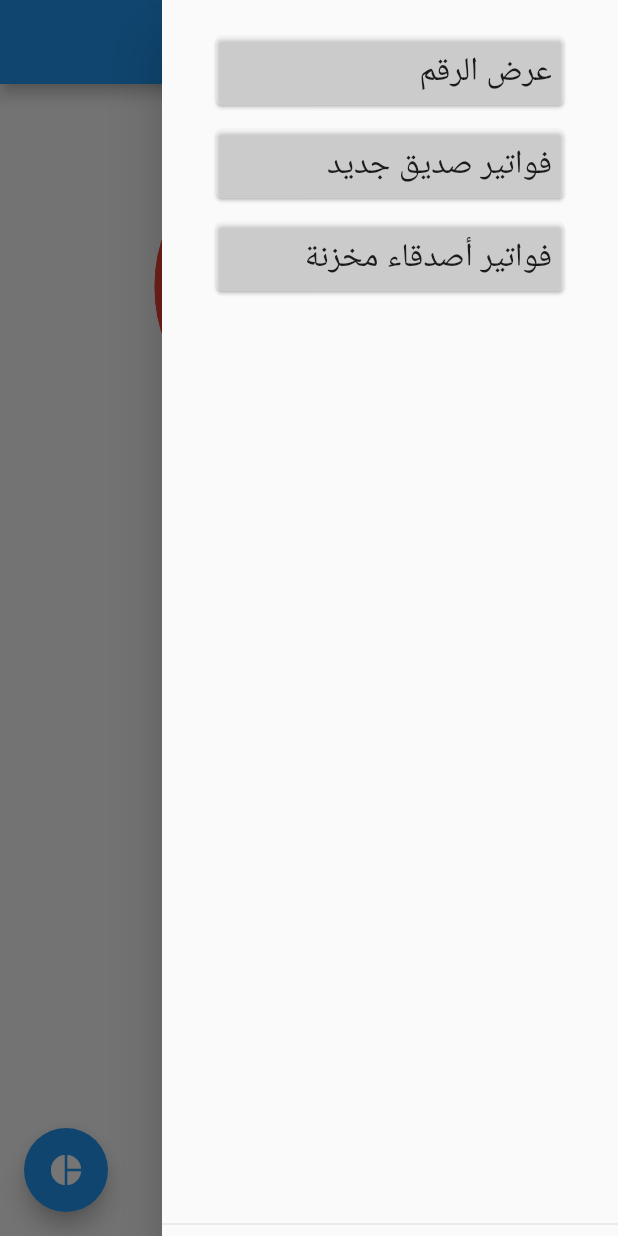
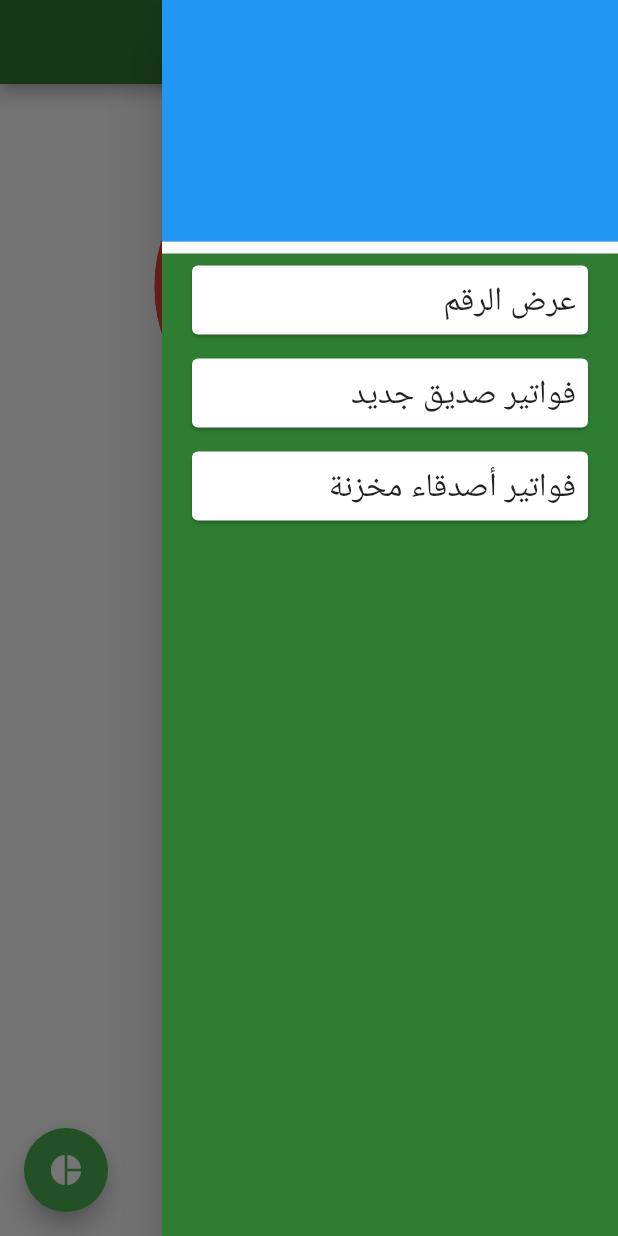
Before and after one commit to YousefAlyouswf/Receipts, a Flutter app: the screen it shows after launch, with the side drawer open, on a phone screen of 412 x 824 dp. Run offline on Flutter 3.47's test engine with Material 2 defaults, Android fonts, the light colour scheme and no system bars; our stand-ins replace dio, firebase_storage, fluttertoast, gallery_saver, image_gallery_saver, image_picker and 5 more; missing offline and left inert: autocomplete_textfield; accounts and stored records are empty.

Commit message:
no thing

```diff
--- a/lib/main.dart
+++ b/lib/main.dart
@@ -11,10 +11,10 @@ class MyApp extends StatelessWidget {
       title: 'Flutter Demo',
       theme: ThemeData(
 
-        primarySwatch: Colors.blue,
-        secondaryHeaderColor: Colors.brown,
-       // cardColor: Color(0xFF008080),
-       // textSelectionColor: Colors.white
+        primaryColor: Colors.green[800],
+        floatingActionButtonTheme: FloatingActionButtonThemeData (backgroundColor: Colors.green),
+
+
       ),
       home: Loaded(),
     );
--- a/lib/stores_screen.dart
+++ b/lib/stores_screen.dart
@@ -53,8 +53,6 @@ class _StoresScreenState extends State<StoresScreen> {
     }
 
     print(store);
-
-
 
     store.forEach((element) {
       if (!map.containsKey(element)) {
@@ -219,7 +217,16 @@ class _StoresScreenState extends State<StoresScreen> {
         centerTitle: true,
       ),
       endDrawer: Drawer(
-        child: DrawerHeader(
+        child: Column(
+          children: [
+            UserAccountsDrawerHeader(
+              accountName: Text(""),
+              accountEmail: Text(""),
+
+            ),
+            Expanded(
+              child: Container(
+                 color: Colors.green[800],
                 child: ListView.builder(
                   itemCount: services.length,
                   itemBuilder: (ctx, i) {
@@ -231,7 +238,8 @@ class _StoresScreenState extends State<StoresScreen> {
                           _showDialog(i);
                         } else if (i == 2) {
                           List<Friends> frindes = [];
-                    final storeList = await DBHelper.getDataFriend('friend');
+                          final storeList =
+                              await DBHelper.getDataFriend('friend');
                           setState(() {
                             frindes = storeList
                                 .map(
@@ -278,7 +286,8 @@ class _StoresScreenState extends State<StoresScreen> {
                                                 frindes[index].code,
                                                 textDirection: TextDirection.rtl,
                                                 style: TextStyle(
-                                              color: Colors.grey, fontSize: 12),
+                                                    color: Colors.grey,
+                                                    fontSize: 12),
                                               ),
                                               leading: IconButton(
                                                 icon: Icon(Icons.delete),
@@ -297,7 +306,8 @@ class _StoresScreenState extends State<StoresScreen> {
                                                     builder: (context) =>
                                                         ShowReceipts(
                                                       saved: true,
-                                                textCode: frindes[index].code,
+                                                      textCode:
+                                                          frindes[index].code,
                                                       name: frindes[index].name,
                                                     ),
                                                   ),
@@ -313,7 +323,7 @@ class _StoresScreenState extends State<StoresScreen> {
                         }
                       },
                       title: Card(
-                  color: Colors.white30,
+                        color: Colors.white,
                         child: Padding(
                           padding: const EdgeInsets.all(8.0),
                           child: Text(
@@ -326,6 +336,9 @@ class _StoresScreenState extends State<StoresScreen> {
                     );
                   },
                 ),
+              ),
+            ),
+          ],
         ),
       ),
       floatingActionButton: Row(
```
Also changed, not shown: lib/receipt_screen.dart (+7 -11 lines), lib/show_other_receipt/show_receipts.dart (+4 -4 lines). Lines whose indentation alone changed are shown as unchanged.
